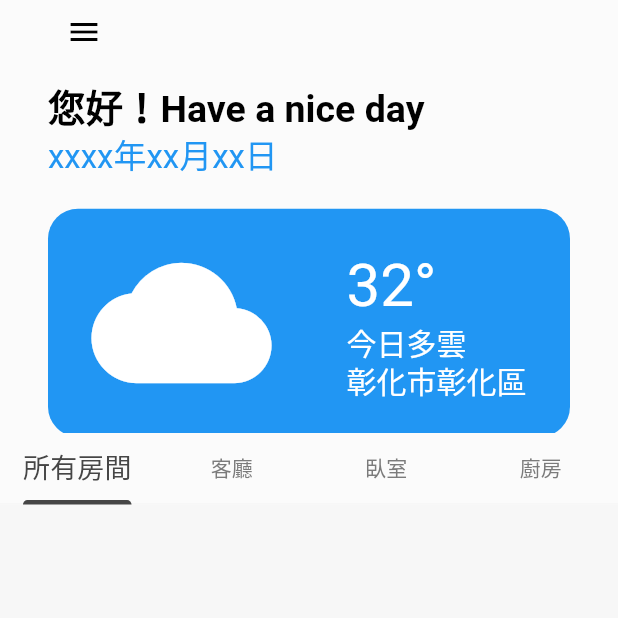
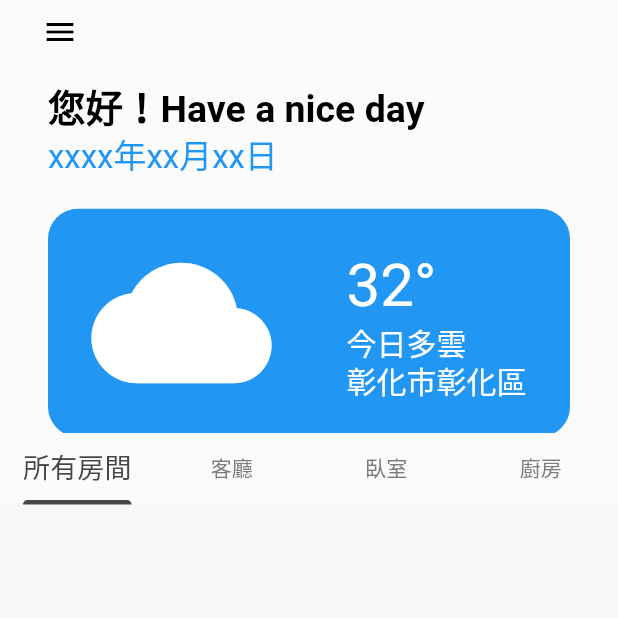
Before and after one commit to ncueteam/extendable_aiot, a Flutter app: the screen it shows after launch, on a phone screen of 412 x 824 dp, the top half of it. Run offline on Flutter 3.47's test engine with Material 3 defaults, Android fonts, the phone set to English and light mode, and no system bars.

Commit message:
feat: Refactor RootPageHead layout for improved readability and structure

```diff
--- a/lib/components/root_page_head.dart
+++ b/lib/components/root_page_head.dart
@@ -11,18 +11,21 @@ class RootPageHead extends StatefulWidget {
 class _RootPageHeadState extends State<RootPageHead> {
   @override
   Widget build(BuildContext context) {
-    return Container(
+    return Column(
+      crossAxisAlignment: CrossAxisAlignment.start,
+      children: [
+        IconButton(
+          icon: const Icon(Icons.menu, color: Colors.black),
+          alignment: Alignment.centerLeft,
+          onPressed: () {},
+        ),
+        Container(
           //height: MediaQuery.of(context).size.height / 3,
           padding: const EdgeInsets.symmetric(horizontal: 16),
           decoration: BoxDecoration(color: AppColors.nav),
           child: Column(
             crossAxisAlignment: CrossAxisAlignment.start,
             children: [
-          IconButton(
-            icon: const Icon(Icons.menu, color: Colors.black),
-            onPressed: () {},
-          ),
-
               const SizedBox(height: 10),
               const Text(
                 "您好！Have a nice day",
@@ -73,6 +76,8 @@ class _RootPageHeadState extends State<RootPageHead> {
               ),
             ],
           ),
+        ),
+      ],
     );
   }
 }
```
Lines whose indentation alone changed are shown as unchanged.
